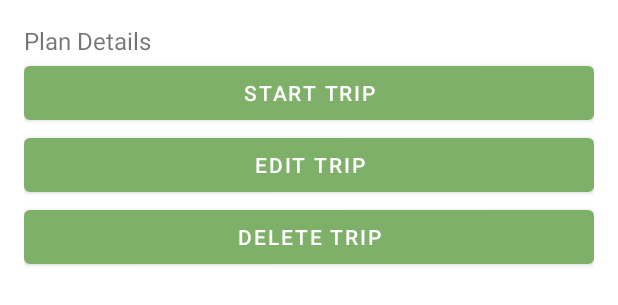
After one commit to enisb1/TravelCompanion, an Android app: the layout dialog_plan_details.xml on its own in the app's theme, with its tools: preview values and no code run, on a phone screen of 412 x 824 dp. The commit adds this screen. Shown: the top 305 px of the screen. Run offline under Robolectric (Android 15) with nearby library versions, the phone set to English and light mode, and no system bars.

Commit message:
Show rudimentary info dialog when clicking on item of Planned Trips list

```diff
--- a/app/src/main/java/com/example/travelcompanion/db/PlanDatabase.kt
+++ b/app/src/main/java/com/example/travelcompanion/db/PlanDatabase.kt
@@ -4,7 +4,6 @@ import android.content.Context
 import androidx.room.Database
 import androidx.room.Room
 import androidx.room.RoomDatabase
-import android.util.Log
 
 @Database(
     entities = [Plan::class],
@@ -21,7 +20,6 @@ abstract class PlanDatabase : RoomDatabase() {
             synchronized(this) {
                 var instance = INSTANCE
                 if (instance == null) {
-                    Log.d("PlanDatabase", "Creating new instance of PlanDatabase")
                     instance = Room.databaseBuilder(
                         context.applicationContext,
                         PlanDatabase::class.java,
--- /dev/null
+++ b/app/src/main/res/layout/dialog_plan_details.xml
@@ -0,0 +1,32 @@
+<?xml version="1.0" encoding="utf-8"?>
+<LinearLayout xmlns:android="http://schemas.android.com/apk/res/android"
+    android:layout_width="match_parent"
+    android:layout_height="wrap_content"
+    android:orientation="vertical"
+    android:padding="16dp">
+
+    <TextView
+        android:id="@+id/tvPlanDetails"
+        android:layout_width="match_parent"
+        android:layout_height="wrap_content"
+        android:text="Plan Details"
+        android:textSize="16sp" />
+
+    <Button
+        android:id="@+id/btnStartTrip"
+        android:layout_width="match_parent"
+        android:layout_height="wrap_content"
+        android:text="Start Trip" />
+
+    <Button
+        android:id="@+id/btnEditTrip"
+        android:layout_width="match_parent"
+        android:layout_height="wrap_content"
+        android:text="Edit Trip" />
+
+    <Button
+        android:id="@+id/btnDeleteTrip"
+        android:layout_width="match_parent"
+        android:layout_height="wrap_content"
+        android:text="Delete Trip" />
+</LinearLayout>
```
Also changed, not shown: app/src/main/java/com/example/travelcompanion/ui/planned/PlanRecyclerViewAdapter.kt (+13 -2 lines), app/src/main/java/com/example/travelcompanion/ui/planned/PlannedTripsFragment.kt (+32 -1 lines).
